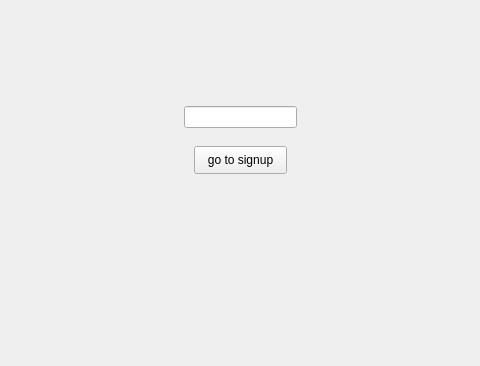
Above: mainwindow.ui from Parsazahedian/Farm_fum_1402 before the change; both pictures show x 136 to 616 and y 234 to 600 of the 800 by 600 pixel window. Below: the same form after it.
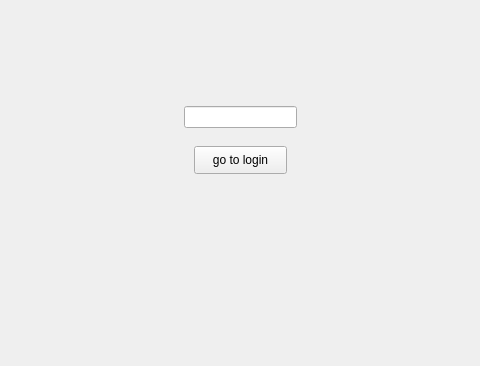
That is the form after the change.

Commit message: Set_Title_of_login_or_signup_page.ui_2

Patch:
```diff
--- a/mainwindow.ui
+++ b/mainwindow.ui
@@ -50,7 +50,7 @@
      </rect>
     </property>
     <property name="text">
-     <string>go to signup</string>
+     <string>go to login</string>
     </property>
    </widget>
    <widget class="QLineEdit" name="lineEdit">
```
The commit also changes 7 other files.
